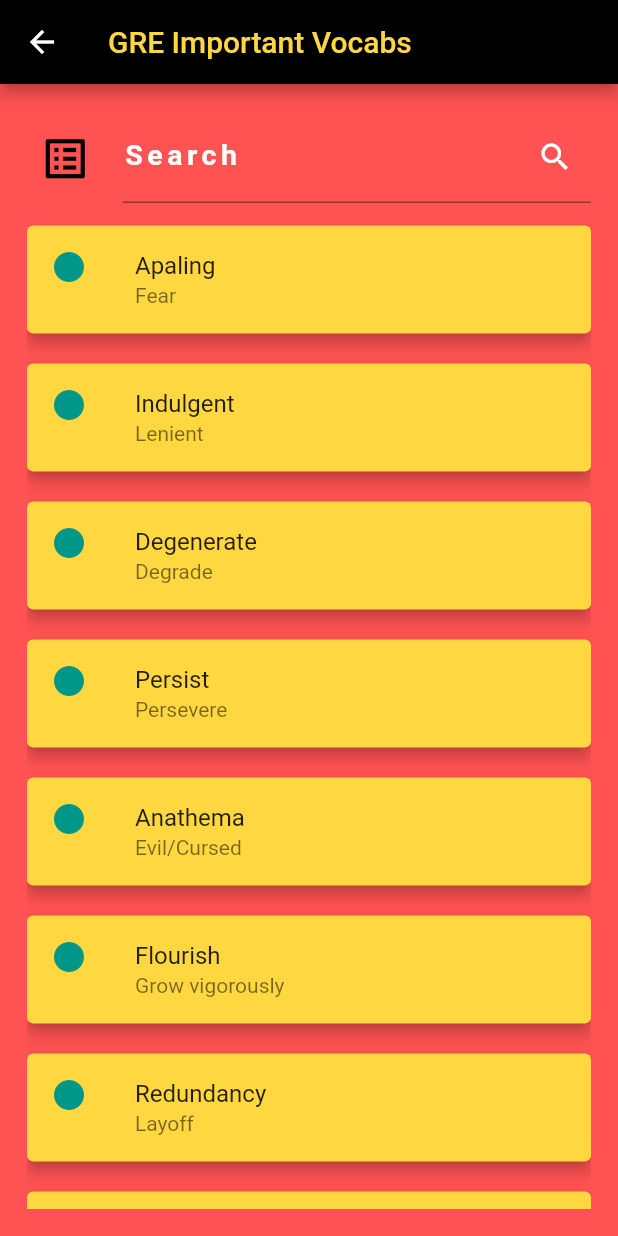
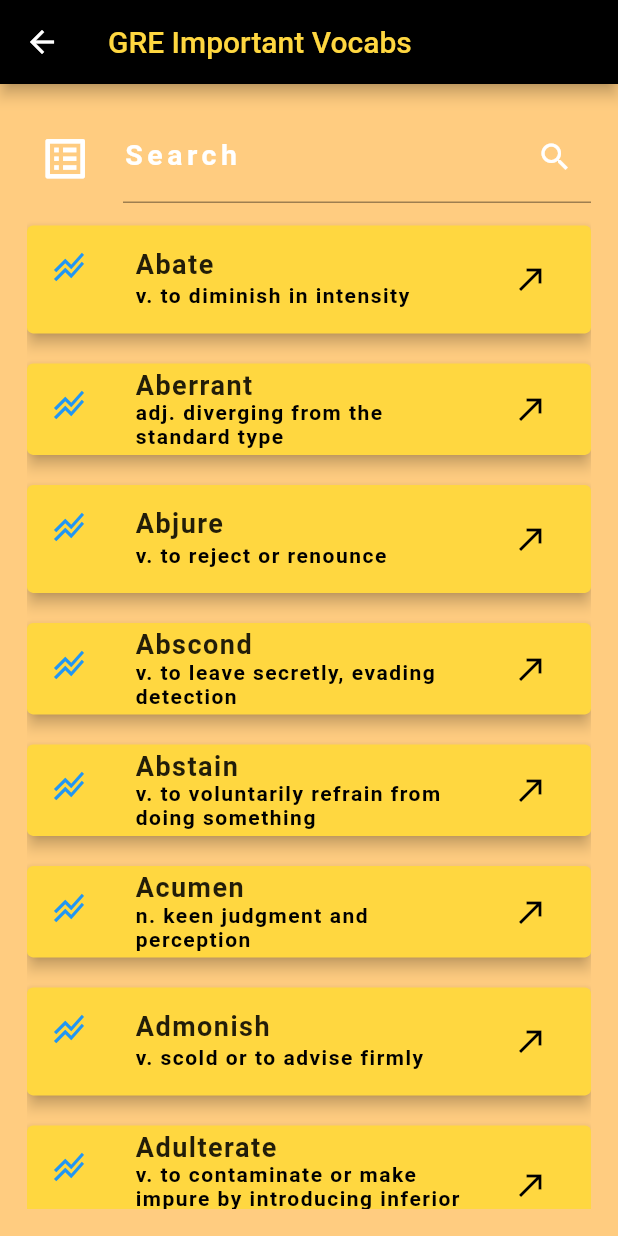
Before and after one commit to realalyeasin/flutter_miscellaneous, a Flutter app: the FilterSearch screen opened directly, on a phone screen of 412 x 824 dp. Run offline on Flutter 3.47's test engine with Material 2 defaults, Android fonts, the phone set to English and light mode, and no system bars; our stand-ins replace badges, flutter_rating_bar, image_picker, sqflite; accounts and stored records are empty.

Commit message:
flutter_miscellaneous

```diff
--- a/lib/FilterSearch/FilterSearch.dart
+++ b/lib/FilterSearch/FilterSearch.dart
@@ -5,10 +5,15 @@ import 'package:flutter/material.dart';
 class FilterSearch extends StatefulWidget {
   const FilterSearch({Key? key}) : super(key: key);
 
+
   @override
   _FilterSearchState createState() => _FilterSearchState();
 }
-
+class Word{
+  final String? name;
+  final String? mean;
+  Word(this.name, this.mean);
+}
 class _FilterSearchState extends State<FilterSearch> {
 
   final c = [
@@ -20,16 +25,16 @@ class _FilterSearchState extends State<FilterSearch> {
     Colors.white
   ];
   final List<Map<String, dynamic>> _allWords = [
-    {'id' : 1, 'name' : 'Apaling', 'mean' : 'Fear'},
-    {'id' : 2, 'name' : 'Indulgent', 'mean' : 'Lenient'},
-    {'id' : 3, 'name' : 'Degenerate', 'mean' : 'Degrade'},
-    {'id' : 4, 'name' : 'Persist', 'mean' : 'Persevere'},
-    {'id' : 5, 'name' : 'Anathema', 'mean' : 'Evil/Cursed'},
-    {'id' : 6, 'name' : 'Flourish', 'mean' : 'Grow vigorously'},
-    {'id' : 7, 'name' : 'Redundancy', 'mean' : 'Layoff'},
-    {'id' : 8, 'name' : 'Complacence', 'mean' : 'Self-Satisfaction'},
-    {'id' : 9, 'name' : 'Blatant', 'mean' : 'Unpleasantly'},
-    {'id' : 10, 'name' : 'Pungent', 'mean' : 'Rancid'},
+    {'id' : 1, 'name' : 'Abate', 'mean' : 'v. to diminish in intensity'},
+    {'id' : 2, 'name' : 'Aberrant', 'mean' : 'adj. diverging from the standard type'},
+    {'id' : 3, 'name' : 'Abjure', 'mean' : 'v. to reject or renounce'},
+    {'id' : 4, 'name' : 'Abscond', 'mean' : 'v. to leave secretly, evading detection'},
+    {'id' : 5, 'name' : 'Abstain', 'mean' : 'v. to voluntarily refrain from doing something'},
+    {'id' : 6, 'name' : 'Acumen', 'mean' : 'n. keen judgment and perception'},
+    {'id' : 7, 'name' : 'Admonish', 'mean' : 'v. scold or to advise firmly'},
+    {'id' : 8, 'name' : 'Adulterate', 'mean' : 'v. to contaminate or make impure by introducing inferior elements'},
+    {'id' : 9, 'name' : 'Advocate', 'mean' : 'v. to recommend, support, or advise'},
+    {'id' : 10, 'name' : 'Aesthetic', 'mean' : 'adj. concerned with the nature of beauty and art'},
   ];
 
   List<Map<String, dynamic>> _foundWords = [];
@@ -52,10 +57,11 @@ class _FilterSearchState extends State<FilterSearch> {
     _foundWords = results;
   });
   }
+
   @override
   Widget build(BuildContext context) {
     return Scaffold(
-      backgroundColor: Colors.redAccent.shade200,
+      backgroundColor: Colors.orange.shade200,
       appBar: AppBar(
         backgroundColor: Colors.black,
         title: Text('GRE Important Vocabs',
@@ -71,9 +77,9 @@ class _FilterSearchState extends State<FilterSearch> {
               onChanged: (value) => _runFilter(value),
               cursorColor: Colors.white,
               decoration: InputDecoration(
-                labelText: 'Search', labelStyle: TextStyle(color: Colors.white, letterSpacing: 3, fontWeight: FontWeight.w600, fontSize: 19),
+                labelText: 'Search', labelStyle: TextStyle(color: Colors.white,  letterSpacing: 3, fontWeight: FontWeight.bold, fontSize: 19),
                 suffixIcon: Icon(Icons.search, color: Colors.white,),
-                icon: IconButton(icon: Icon(Icons.list_alt, color: Colors.black, size: 35,), onPressed: () {  },)
+                icon: IconButton(icon: Icon(Icons.list_alt, color: Colors.white, size: 35,), onPressed: () {  },)
               ),
             ),
             SizedBox(height: 5,),
@@ -85,9 +91,10 @@ class _FilterSearchState extends State<FilterSearch> {
                   elevation: 4,
                   margin: EdgeInsets.symmetric(vertical: 10),
                   child: ListTile(
-                    leading: Icon(Icons.circle, color: c[Random().nextInt(4)],),
-                    title: Text(_foundWords[index]['name']),
-                    subtitle: Text(_foundWords[index]['mean']),
+                    leading: Icon(Icons.stacked_line_chart, color: Colors.blue),
+                    title: Text(_foundWords[index]['name'], style: TextStyle(fontWeight: FontWeight.bold, letterSpacing: 1, fontSize: 18),),
+                    subtitle: Text(_foundWords[index]['mean'], style: TextStyle(fontWeight: FontWeight.bold, color: Colors.black, letterSpacing: 1),),
+                    trailing: IconButton(icon: Icon(Icons.call_made_outlined, color: Colors.black,), onPressed: () {  },),
                   ),
 
                 )) : Text('Nothing Found'))
```
